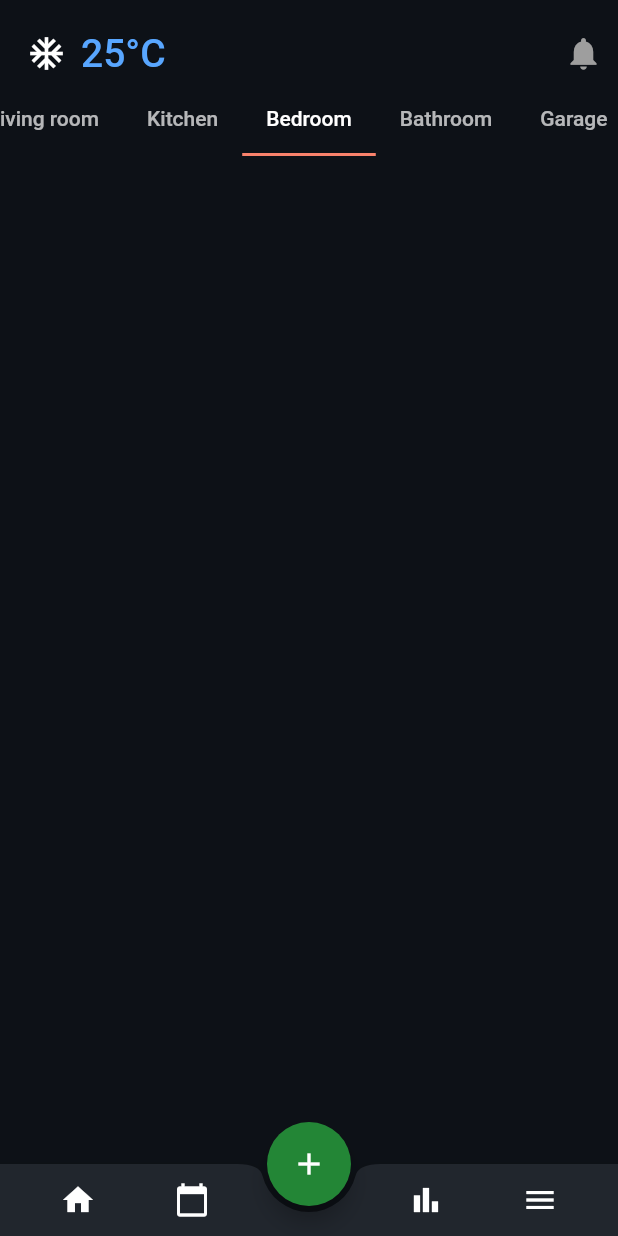
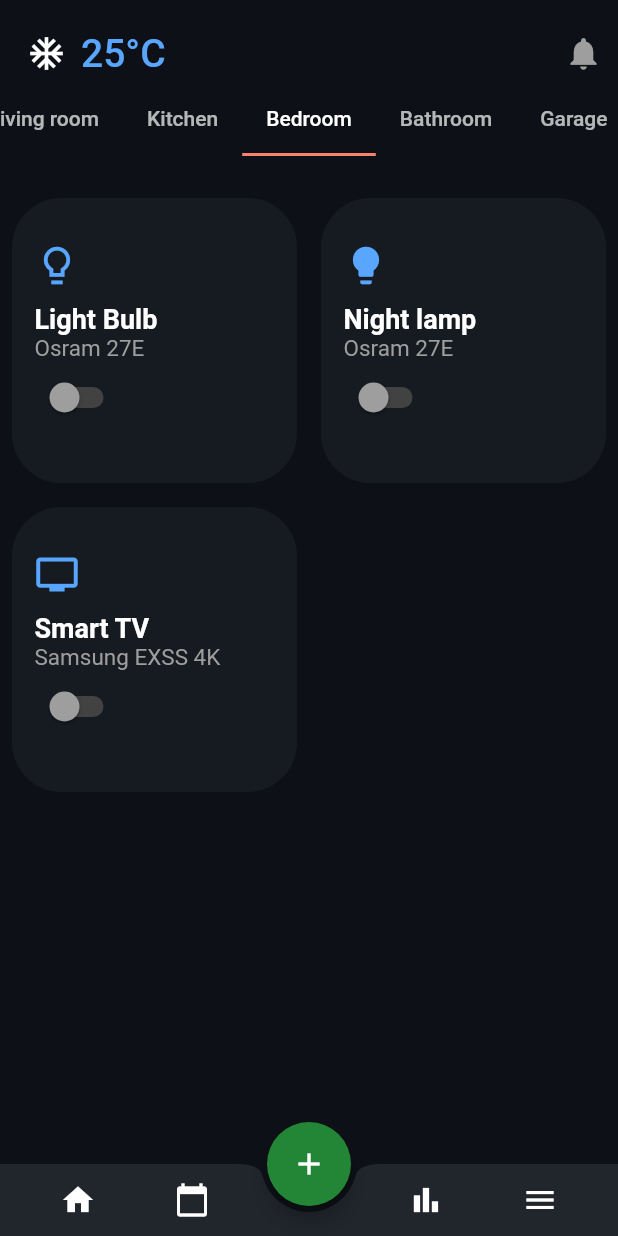
Before and after one commit to Ringlex/SmartHome, a Flutter app: the screen it shows after launch, tab 3 chosen, on a phone screen of 412 x 824 dp. Run offline on Flutter 3.47's test engine with Material 2 defaults, Android fonts, the phone set to English and light mode, and no system bars.

Commit message:
Preparing bedroom view and additional small change

```diff
--- a/lib/features/home/presentation/pages/home_screen.dart
+++ b/lib/features/home/presentation/pages/home_screen.dart
@@ -1,4 +1,5 @@
 import 'package:flutter/material.dart';
+import 'package:home_app/features/home/presentation/widgets/bedroom_view.dart';
 import 'package:home_app/features/home/presentation/widgets/kitchen_view.dart';
 import 'package:home_app/features/home/presentation/widgets/living_room_view.dart';
 
@@ -116,7 +117,7 @@ class _HomeScreenState extends State<HomeScreen>
           children: <Widget>[
             LivingRoomView(),
             KitchenView(),
-            Container(color: Color(0xFF0D1117)),
+            BedroomView(),
             Container(color: Color(0xFF0D1117)),
             Container(color: Color(0xFF0D1117)),
           ]),
--- a/lib/features/home/presentation/provider/room_tools.dart
+++ b/lib/features/home/presentation/provider/room_tools.dart
@@ -96,4 +96,40 @@ List<Tool> livingRoomTools = [
 
   ];
 
+  List<Tool> bedroomTool = [
+    Tool(
+      id: 1,
+      title: 'Light Bulb',
+      toolName: 'Osram 27E',
+      funcTool: () {},
+      icon: Icon(
+        Icons.lightbulb_outline_sharp,
+        color: Color(0xFF58A6FF),
+        size: 30,
+      ),
+    ),
+    Tool(
+      id: 2,
+      title: 'Night lamp',
+      toolName: 'Osram 27E',
+      funcTool: () {},
+      icon: Icon(
+        Icons.lightbulb,
+        color: Color(0xFF58A6FF),
+        size: 30,
+      ),
+    ),
+    Tool(
+      id: 3,
+      title: 'Smart TV',
+      toolName: 'Samsung EXSS 4K',
+      funcTool: () {},
+      icon: Icon(
+        Icons.tv,
+        color: Color(0xFF58A6FF),
+        size: 30,
+      ),
+    ),
+  ];
+
   List<List> roomLists = [kitchenTools, livingRoomTools];
--- /dev/null
+++ b/lib/features/home/presentation/widgets/bedroom_view.dart
@@ -0,0 +1,55 @@
+import 'package:flutter/material.dart';
+import 'package:home_app/features/home/presentation/pages/detail_screen.dart';
+import 'package:home_app/features/home/presentation/provider/room_tools.dart';
+import 'package:home_app/features/home/presentation/widgets/light_bulb.dart';
+import 'package:home_app/features/home/presentation/widgets/smart_tv.dart';
+import 'package:home_app/features/home/presentation/widgets/tool_card.dart';
+
+class BedroomView extends StatefulWidget {
+  @override
+  _BedroomViewState createState() => _BedroomViewState();
+}
+
+class _BedroomViewState extends State<BedroomView> {
+  int _lengthList = bedroomTool.length;
+  final List<Widget> bedroomPropertiesList = [
+    LightBulb(),
+    LightBulb(),
+    SmartTv(),
+  ];
+  @override
+  Widget build(BuildContext context) {
+    return LayoutBuilder(
+      builder: (BuildContext context, BoxConstraints constraints) {
+        return Padding(
+          padding: const EdgeInsets.only(top: 20.0),
+          child: GridView.count(
+            crossAxisCount: 2,
+            children: List.generate(_lengthList, (index) {
+              return GestureDetector(
+                onTap: () {
+                  Navigator.push(
+                      context,
+                      MaterialPageRoute(
+                          builder: (context) => DetailScreen(
+                                id: index + 1,
+                                toolList: bedroomTool,
+                                icon: bedroomTool[index].icon,
+                                title: bedroomTool[index].title,
+                                toolName: bedroomTool[index].title,
+                                propertiesList: bedroomPropertiesList,
+                              )));
+                },
+                child: ToolCard(
+                  title: bedroomTool[index].title,
+                  toolName: bedroomTool[index].toolName,
+                  icon: bedroomTool[index].icon,
+                ),
+              );
+            }),
+          ),
+        );
+      },
+    );
+  }
+}
--- a/lib/features/home/presentation/widgets/oven.dart
+++ b/lib/features/home/presentation/widgets/oven.dart
@@ -45,7 +45,7 @@ class _OvenState extends State<Oven> {
         SizedBox(
           height: 30,
         ),
-      Text('Temperature', style: TextStyle(color: Colors.white, fontSize: 30)),
+      Text('Temperature', style: TextStyle(color: Colors.white, fontSize: 26)),
         Padding(
           padding: const EdgeInsets.only(top: 15.0),
           child: Slider(
@@ -75,8 +75,8 @@ Widget functionButton(Icon icon, Function func) {
       child: Center(
         child: icon,
       ),
-      height: 120,
-      width: 120,
+      height: 110,
+      width: 110,
       decoration: BoxDecoration(
         shape: BoxShape.circle,
         color: Color(0xFF21262D),
```
